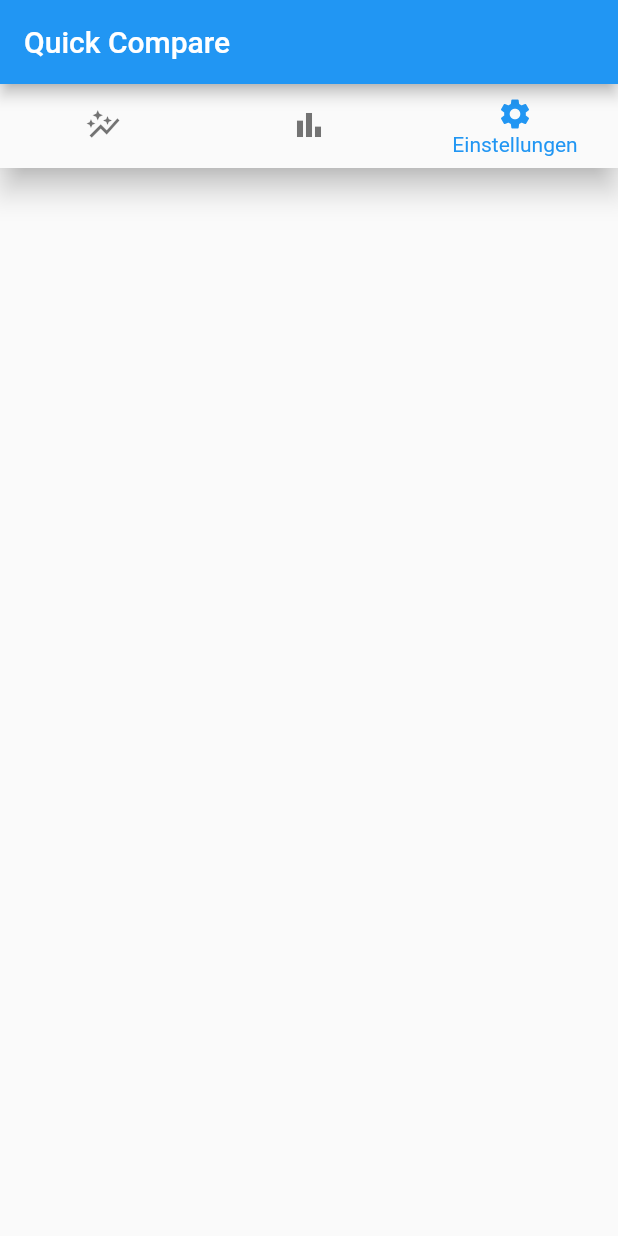
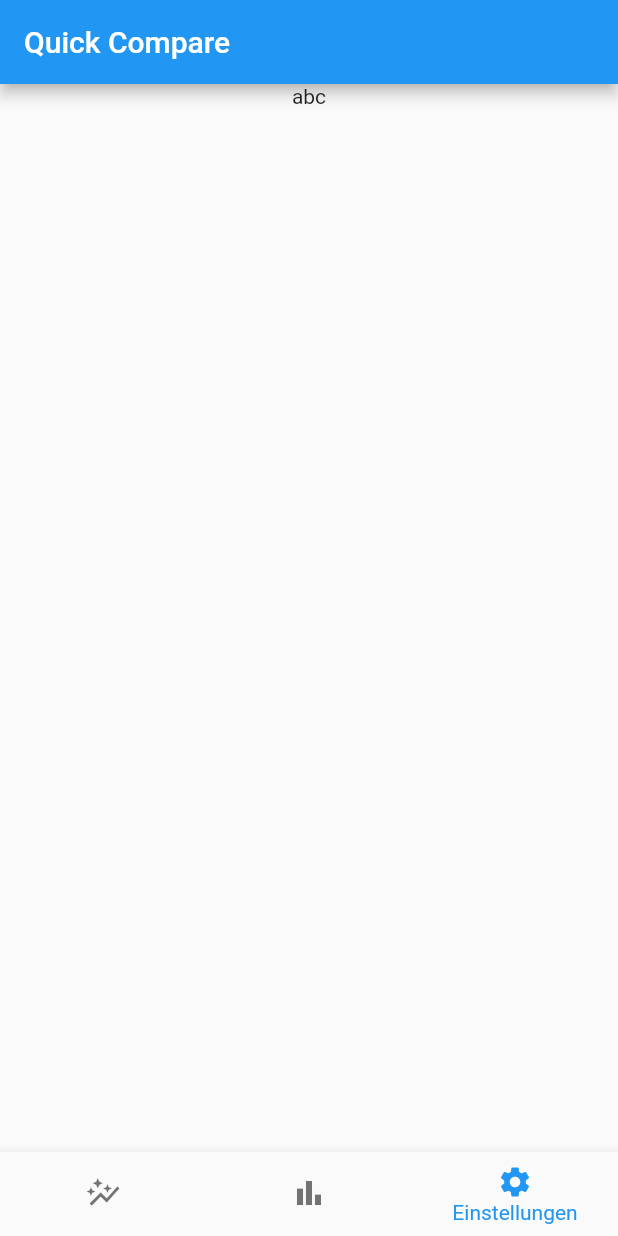
Before and after one commit to Nino678190/Quick-Compare, a Flutter app: the screen it shows after launch, item 3 of the bottom bar chosen, on a phone screen of 412 x 824 dp. Run offline on Flutter 3.47's test engine with Material 2 defaults, Android fonts, the phone set to English and light mode, and no system bars.

```diff
--- a/quick_compare/lib/main.dart
+++ b/quick_compare/lib/main.dart
@@ -40,6 +40,7 @@ class _QuickCompareState extends State<QuickCompare> {
     return Column(
       children: [
         //hier kommt einstellungegn
+        Expanded(child: Text("abc")),
         BottomNavigationBar(
           showUnselectedLabels: false,
           items: const <BottomNavigationBarItem>[
```
